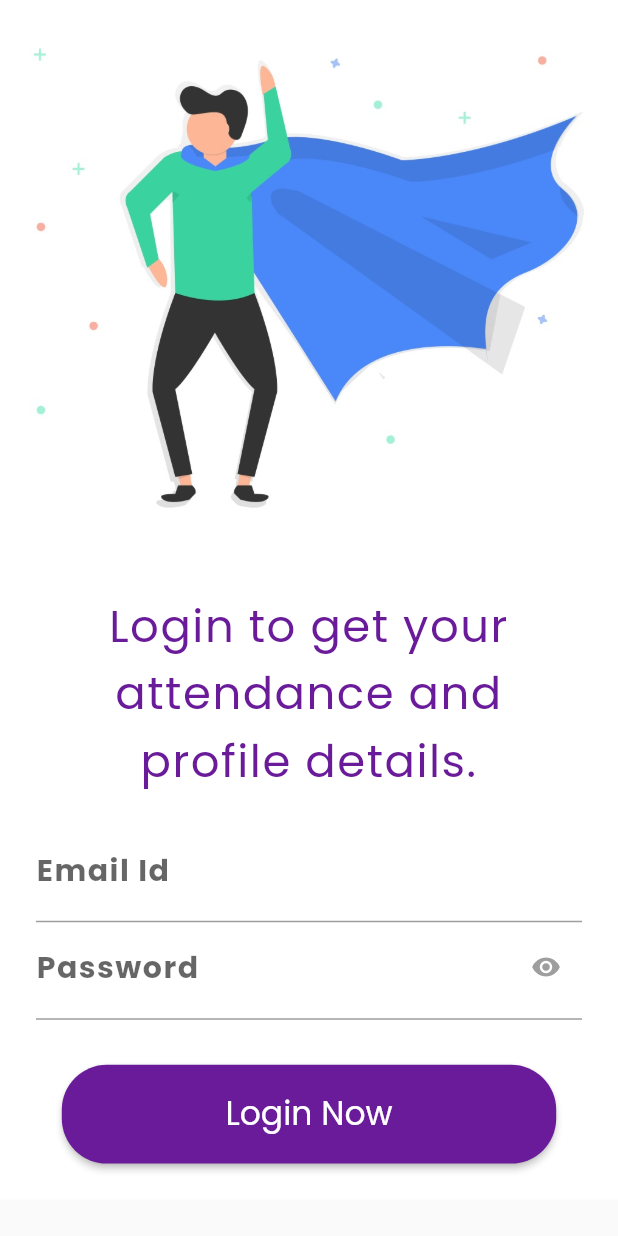
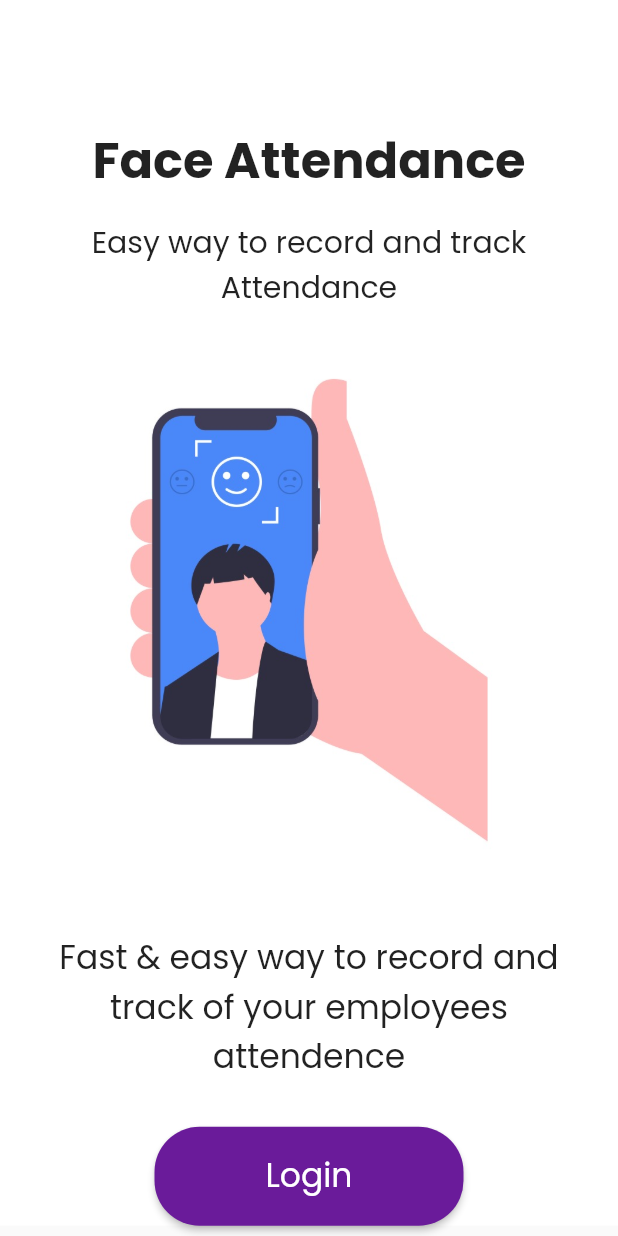
Before and after one commit to ngtrphuong/flutter_face_recognition_app, a Flutter app: the screen it shows after launch, on a phone screen of 412 x 824 dp. Run offline on Flutter 3.47's test engine with Material 2 defaults, Android fonts, the phone set to English and light mode, and no system bars; accounts and stored records are empty.

Commit message:
Added Welcome Screen

```diff
--- a/lib/main.dart
+++ b/lib/main.dart
@@ -1,4 +1,5 @@
 import 'package:face_app/providers/auth.dart';
+import 'package:face_app/screens/intro_screen.dart';
 import 'package:face_app/screens/login_screen.dart';
 import 'package:flutter/material.dart';
 import 'package:provider/provider.dart';
@@ -26,7 +27,10 @@ class MyApp extends StatelessWidget {
           fontFamily: 'Poppins',
           visualDensity: VisualDensity.adaptivePlatformDensity,
         ),
-        home: LoginScreen(),
+        home: IntroScreen(),
+        routes: {
+          LoginScreen.routeName: (ctx) => LoginScreen(),
+        },
       ),
     );
   }
--- /dev/null
+++ b/lib/screens/intro_screen.dart
@@ -0,0 +1,88 @@
+import 'package:face_app/screens/login_screen.dart';
+import 'package:flutter/material.dart';
+
+class IntroScreen extends StatelessWidget {
+  static const routeName = '/intro';
+
+  @override
+  Widget build(BuildContext context) {
+    final responsiveHeight = MediaQuery.of(context).size.height;
+    final responsiveWidth = MediaQuery.of(context).size.width;
+    return Scaffold(
+      body: SingleChildScrollView(
+        child: Container(
+          color: Colors.white,
+          child: Column(
+            mainAxisAlignment: MainAxisAlignment.spaceAround,
+            crossAxisAlignment: CrossAxisAlignment.center,
+            children: <Widget>[
+              SizedBox(
+                height: responsiveHeight * 0.10,
+              ),
+              Text(
+                'Face Attendance',
+                style: TextStyle(
+                  fontWeight: FontWeight.bold,
+                  fontSize: 33,
+                ),
+              ),
+              // SizedBox(
+              //   height: responsiveHeight * 0.01,
+              // ),
+              Padding(
+                padding: const EdgeInsets.all(15.0),
+                child: Text(
+                  'Easy way to record and track Attendance',
+                  style: TextStyle(
+                    fontSize: 20,
+                  ),
+                  textAlign: TextAlign.center,
+                ),
+              ),
+              Container(
+                // width: double.infinity,
+                height: responsiveHeight * 0.45,
+                child: FittedBox(
+                  child: Image(
+                    image: AssetImage('assets/images/illustration_1.jpeg'),
+                  ),
+                  fit: BoxFit.cover,
+                  alignment: Alignment.center,
+                ),
+              ),
+              Padding(
+                padding: const EdgeInsets.symmetric(
+                    horizontal: 10.0, vertical: 30.0),
+                child: Text(
+                  'Fast & easy way to record and track of your employees attendence',
+                  style: TextStyle(
+                    fontSize: 22,
+                  ),
+                  textAlign: TextAlign.center,
+                ),
+              ),
+              ButtonTheme(
+                minWidth: responsiveWidth * 0.5,
+                height: responsiveHeight * 0.08,
+                child: RaisedButton(
+                  shape: RoundedRectangleBorder(
+                    borderRadius: BorderRadius.circular(30),
+                  ),
+                  padding: EdgeInsets.symmetric(horizontal: 15, vertical: 5),
+                  color: Theme.of(context).primaryColor,
+                  child: Text(
+                    'Login',
+                    style: TextStyle(color: Colors.white, fontSize: 22),
+                  ),
+                  onPressed: () {
+                    Navigator.of(context).pushNamed(LoginScreen.routeName);
+                  },
+                ),
+              )
+            ],
+          ),
+        ),
+      ),
+    );
+  }
+}
--- a/lib/screens/login_screen.dart
+++ b/lib/screens/login_screen.dart
@@ -2,6 +2,8 @@ import 'package:face_app/widgets/auth_widget.dart';
 import 'package:flutter/material.dart';
 
 class LoginScreen extends StatelessWidget {
+  static const routeName = '/login';
+
   @override
   Widget build(BuildContext context) {
     return Scaffold(
--- a/lib/widgets/auth_widget.dart
+++ b/lib/widgets/auth_widget.dart
@@ -15,8 +15,8 @@ class _AuthWidgetState extends State<AuthWidget> {
   var _isLoading = false;
   var _isObscure = true;
   TextStyle field = TextStyle(
-    fontWeight: FontWeight.w600,
-    fontSize: 20,
+    fontWeight: FontWeight.w500,
+    fontSize: 22,
     letterSpacing: 1.0,
   );
 
```
